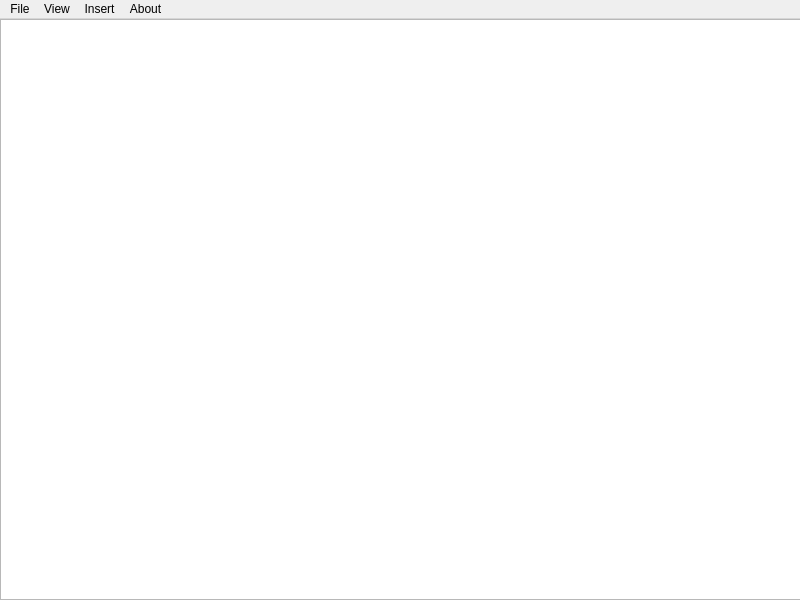
Qt form 01_lab/visual_stats/mainwindow.ui (alisa-efremova/CG2015lab) before a commit.
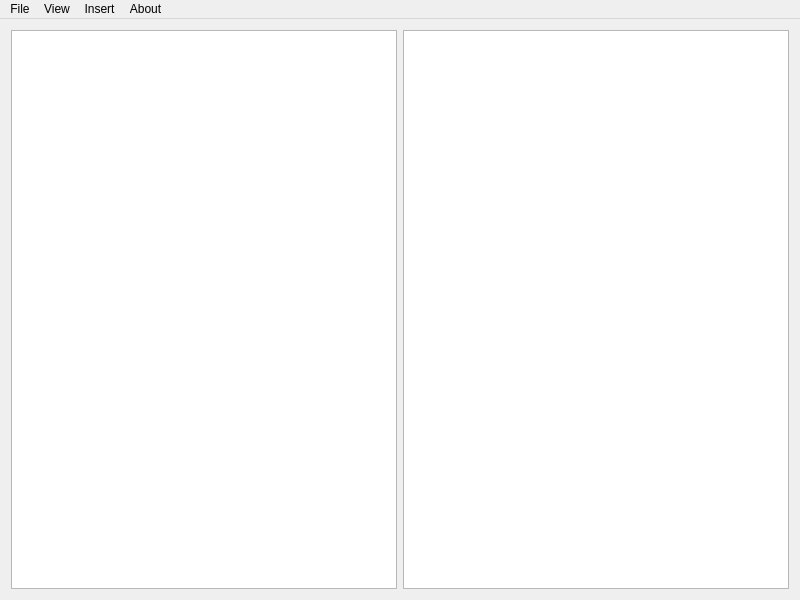
The same form after that commit. Custom widgets are drawn as their Qt base class.

Commit message: Добавила диаграмму в правой половине главного окна. Обновляется при любом изменении данных и изменении размеров окна. Недочеты: 1. всего 12 цветов для диаграммы 2. при первой прорисовке неправильный размер

What changed in the file:
```diff
--- a/01_lab/visual_stats/mainwindow.ui
+++ b/01_lab/visual_stats/mainwindow.ui
@@ -26,24 +26,32 @@
    <string>Stats View</string>
   </property>
   <widget class="QWidget" name="centralWidget">
+   <layout class="QHBoxLayout" name="horizontalLayout">
+    <item>
+     <layout class="QHBoxLayout" name="horizontalLayout_2">
+      <item>
    <widget class="CustomTableView" name="tableData">
-    <property name="geometry">
-     <rect>
-      <x>0</x>
-      <y>0</y>
-      <width>801</width>
-      <height>581</height>
-     </rect>
+        <property name="sizePolicy">
+         <sizepolicy hsizetype="Expanding" vsizetype="Expanding">
+          <horstretch>0</horstretch>
+          <verstretch>0</verstretch>
+         </sizepolicy>
+        </property>
+        <property name="verticalScrollBarPolicy">
+         <enum>Qt::ScrollBarAsNeeded</enum>
+        </property>
+        <property name="horizontalScrollBarPolicy">
+         <enum>Qt::ScrollBarAlwaysOff</enum>
     </property>
     <property name="alternatingRowColors">
      <bool>true</bool>
     </property>
     <attribute name="horizontalHeaderDefaultSectionSize">
-     <number>250</number>
-    </attribute>
-    <attribute name="horizontalHeaderMinimumSectionSize">
      <number>150</number>
     </attribute>
+        <attribute name="horizontalHeaderMinimumSectionSize">
+         <number>100</number>
+        </attribute>
     <attribute name="horizontalHeaderStretchLastSection">
      <bool>true</bool>
     </attribute>
@@ -51,6 +59,32 @@
      <bool>false</bool>
     </attribute>
    </widget>
+      </item>
+      <item>
+       <widget class="QGraphicsView" name="graphicsView">
+        <property name="sizePolicy">
+         <sizepolicy hsizetype="Expanding" vsizetype="Expanding">
+          <horstretch>0</horstretch>
+          <verstretch>0</verstretch>
+         </sizepolicy>
+        </property>
+        <property name="horizontalScrollBarPolicy">
+         <enum>Qt::ScrollBarAlwaysOff</enum>
+        </property>
+        <property name="interactive">
+         <bool>true</bool>
+        </property>
+        <property name="alignment">
+         <set>Qt::AlignHCenter|Qt::AlignTop</set>
+        </property>
+        <property name="resizeAnchor">
+         <enum>QGraphicsView::NoAnchor</enum>
+        </property>
+       </widget>
+      </item>
+     </layout>
+    </item>
+   </layout>
   </widget>
   <widget class="QMenuBar" name="menuBar">
    <property name="geometry">
```
Lines whose indentation alone changed are shown as unchanged. The commit also changes 5 other files.
